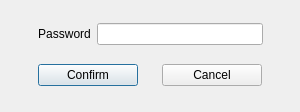
Old version of the form src/password-dialog.ui in the repository sc0000/hfmdd-video-system.
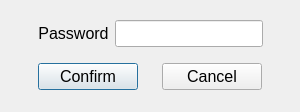
New version of the form.

Commit message: login dialog layout rework (tbc)

What changed in the file:
```diff
--- a/src/password-dialog.ui
+++ b/src/password-dialog.ui
@@ -18,7 +18,7 @@
   </property>
   <property name="font">
    <font>
-    <pointsize>9</pointsize>
+    <pointsize>12</pointsize>
    </font>
   </property>
   <widget class="QWidget" name="verticalLayoutWidget">
```
The commit also changes 5 other files.
